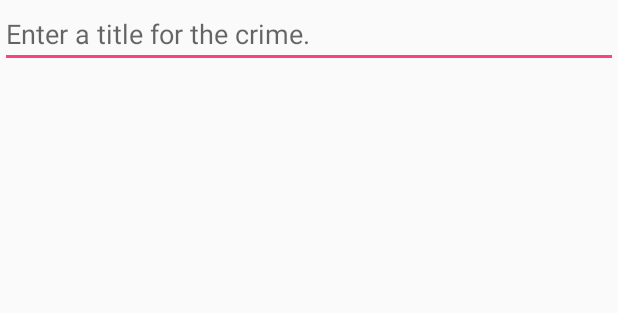
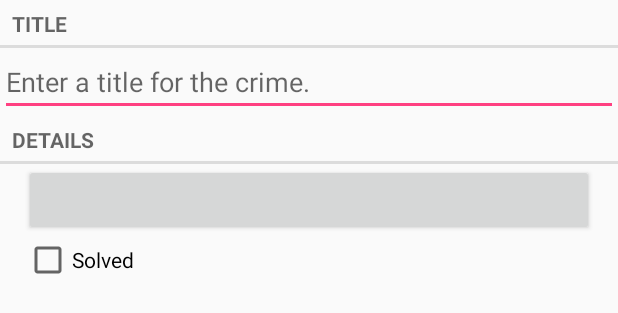
Before and after one commit to augustovictor/android-criminal-intent, an Android app: the layout fragment_crime.xml on its own in the app's theme, with its tools: preview values and no code run, on a phone screen of 412 x 824 dp. Shown: the top 313 px of the screen. Run offline under Robolectric (Android 15) with nearby library versions, the phone set to English and light mode, and no system bars.

Commit message:
Messages and user settings

```diff
--- a/app/src/main/java/com/example/victoraweb/criminalintent/CrimeActivity.java
+++ b/app/src/main/java/com/example/victoraweb/criminalintent/CrimeActivity.java
@@ -5,6 +5,7 @@ import android.support.v4.app.FragmentActivity;
 import android.support.v4.app.FragmentManager;
 import android.support.v7.app.AppCompatActivity;
 import android.os.Bundle;
+import android.widget.Button;
 
 public class CrimeActivity extends FragmentActivity {
 
--- a/app/src/main/res/layout/fragment_crime.xml
+++ b/app/src/main/res/layout/fragment_crime.xml
@@ -2,10 +2,37 @@
 <LinearLayout xmlns:android="http://schemas.android.com/apk/res/android"
     android:orientation="vertical" android:layout_width="match_parent"
     android:layout_height="match_parent">
+
+    <TextView
+        android:layout_width="match_parent"
+        android:layout_height="wrap_content"
+        android:text="@string/crime_title_label"
+        style="?android:listSeparatorTextViewStyle"/>
 
     <EditText
         android:id="@+id/crime_title"
         android:layout_width="match_parent"
         android:layout_height="wrap_content"
         android:hint="@string/crime_title_hint"/>
+
+    <TextView
+        android:layout_width="match_parent"
+        android:layout_height="wrap_content"
+        android:text="@string/crime_details_label"
+        style="?android:listSeparatorTextViewStyle"/>
+
+    <Button
+        android:id="@+id/crime_date"
+        android:layout_width="match_parent"
+        android:layout_height="wrap_content"
+        android:layout_marginLeft="16dp"
+        android:layout_marginRight="16dp"/>
+
+    <CheckBox
+        android:id="@+id/crime_solved"
+        android:layout_width="match_parent"
+        android:layout_height="wrap_content"
+        android:layout_marginLeft="16dp"
+        android:layout_marginRight="16dp"
+        android:text="@string/crime_solved_label"/>
 </LinearLayout>
--- a/app/src/main/res/values/strings.xml
+++ b/app/src/main/res/values/strings.xml
@@ -1,4 +1,7 @@
 <resources>
     <string name="app_name">CriminalIntent</string>
     <string name="crime_title_hint">Enter a title for the crime.</string>
+    <string name="crime_title_label">Title</string>
+    <string name="crime_details_label">Details</string>
+    <string name="crime_solved_label">Solved</string>
 </resources>
```
Also changed, not shown: app/src/main/java/com/example/victoraweb/criminalintent/Crime.java (+25 -0 lines), app/src/main/java/com/example/victoraweb/criminalintent/CrimeFragment.java (+17 -0 lines).
